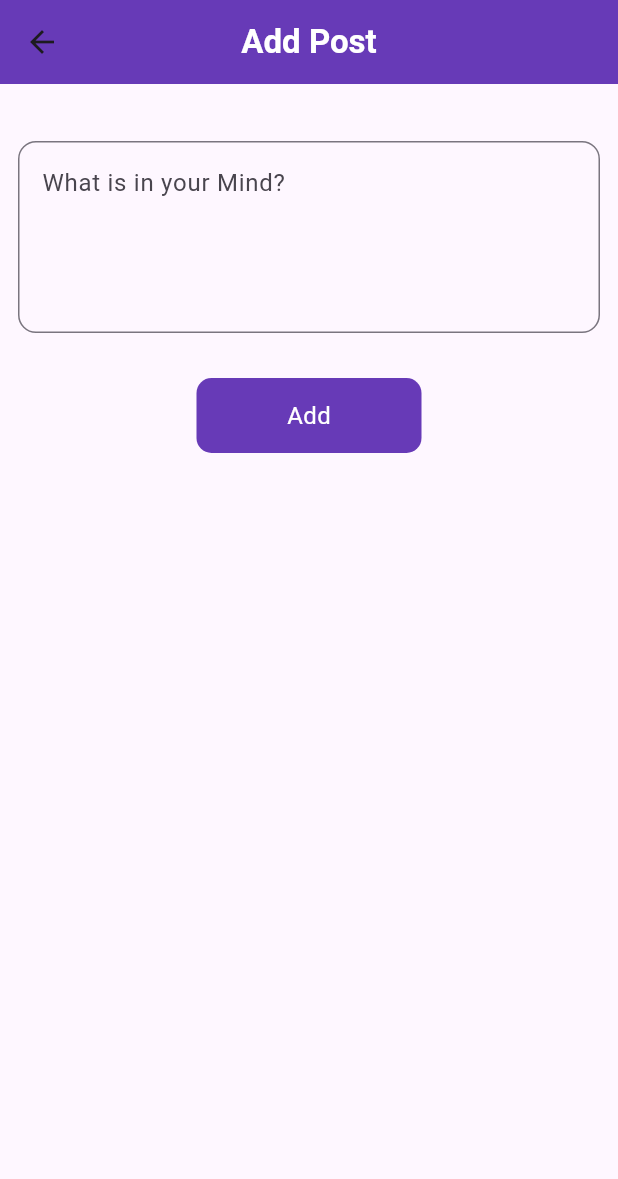
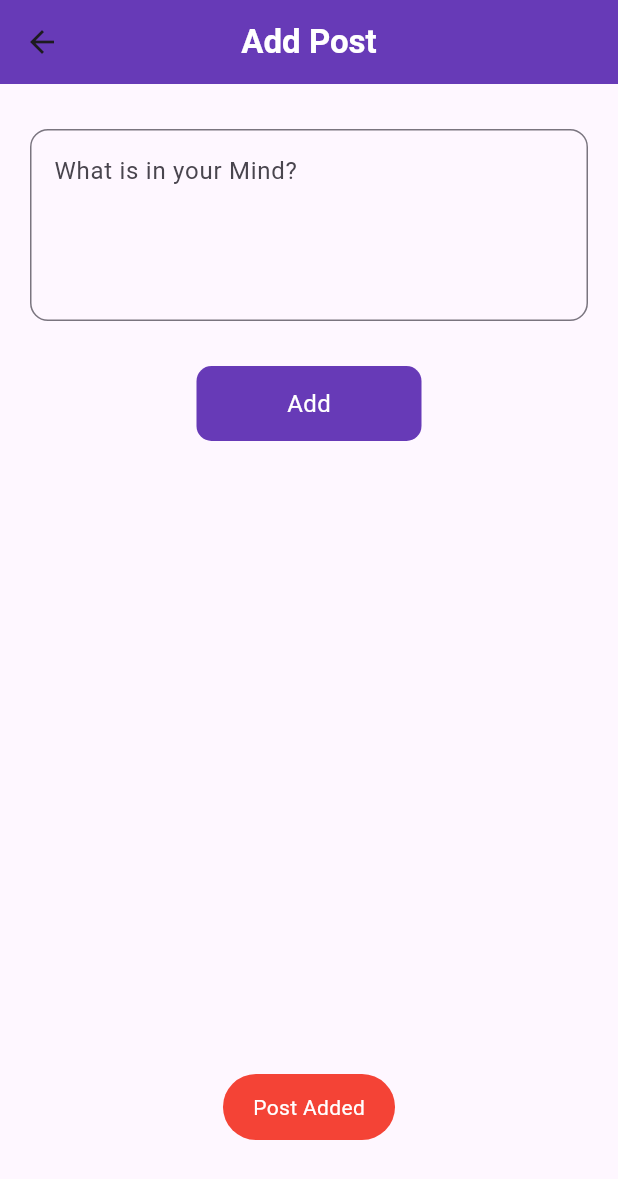
Before and after one commit to kareem358/firebase_auth_login_signup_app, a Flutter app: the AddPostScreen screen opened directly, after a tap on "Add", on a phone screen of 412 x 824 dp. Shown: the top 1179 px of the screen. Run offline on Flutter 3.47's test engine with Material 3 defaults, Android fonts, the phone set to English and light mode, and no system bars; our stand-ins replace firebase_auth, firebase_core, firebase_database, fluttertoast; accounts and stored records are empty.

Commit message:
Update add_posts.dart

```diff
--- a/lib/ui/posts/add_posts.dart
+++ b/lib/ui/posts/add_posts.dart
@@ -25,7 +25,7 @@ class _AddPostScreenState extends State<AddPostScreen> {
         centerTitle: true,
       ),
       body: Padding(
-        padding: const EdgeInsets.symmetric(horizontal: 12, vertical: 8.0),
+        padding: const EdgeInsets.symmetric(horizontal: 20, ),
         child: Column(
           children: [
             SizedBox(height: 30,),
@@ -39,14 +39,23 @@ class _AddPostScreenState extends State<AddPostScreen> {
               ),
             ),
             SizedBox(height: 30,),
-            RoundButton(title: 'Add', onTap: (){
+            RoundButton(title: 'Add', loading: loading, onTap: (){
+              setState(() {
+                loading=true;
+              });
               databaseRef.child('2').set({
                 'title': postController.text.toString(),
                // 'id':1,
 
               }).then((value) {
-
+                setState(() {
+                  loading=false;
+                });
+                Utils.showErrorToast('Post Added'.toString());
               }).onError((error, stackTrace) {
+                setState(() {
+                  loading=false;
+                });
                 Utils.showErrorToast(error.toString());
               });
 
```
